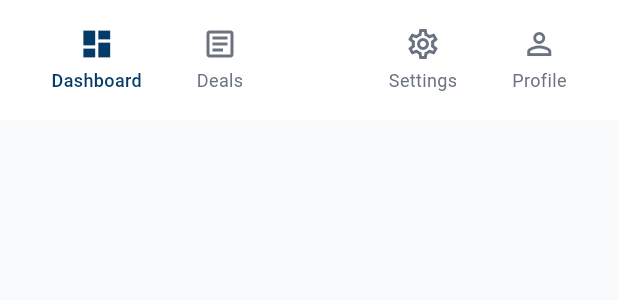
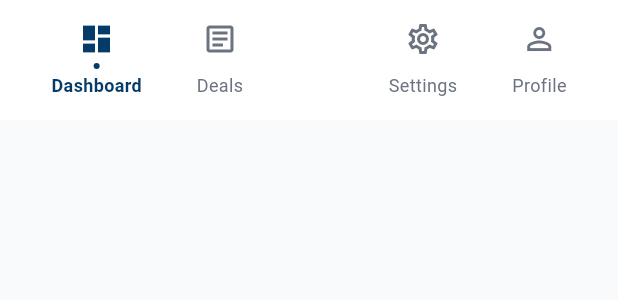
Before and after one commit to niiodartey-tt/suresend, a Flutter app: the CustomBottomNav widget shown alone on an empty page, opened directly with empty values, on a phone screen of 412 x 824 dp. Shown: the top 300 px of the screen. Run offline on Flutter 3.47's test engine with Material 3 defaults, Android fonts, the phone set to English and light mode, and no system bars; our stand-ins replace flutter_secure_storage, google_fonts, pinput, share_plus, shared_preferences; accounts and stored records are empty; Roboto replaces fonts that are missing (Lexend Deca).

Commit message:
Add bottom nav updates, currency/language guide, and final requirements summary
Bottom Navigation Bar Updates (Requirement #4):
- Add dot indicator below active tab
- Make active icon bold (weight: 700)
- Enhanced visual feedback for active state
- File: mobile/lib/shared/components/custom_bottom_nav.dart

Currency & Language Implementation Guide:
- Complete currency provider implementation
- Real-time exchange rate fetching (GHS, USD, GBP)
- Currency selector widget
- Language provider & localization setup
- Translation files structure (EN, FR, ES)
- Integration steps and usage examples
- File: CURRENCY_LANGUAGE_IMPLEMENTATION.md

Final Requirements Summary:
- Comprehensive checklist of all 14 requirements
- Implementation status for each feature
- Quick wins vs backend-required features
- Priority implementation order
- Code examples for remaining features
- Search bars, autocomplete, file upload, typing indicators
- Real-time chat implementation guide
- File: FINAL_REQUIREMENTS_SUMMARY.md

All documentation complete and ready for systematic implementation!

```diff
--- a/mobile/lib/shared/components/custom_bottom_nav.dart
+++ b/mobile/lib/shared/components/custom_bottom_nav.dart
@@ -43,17 +43,34 @@ class CustomBottomNav extends StatelessWidget {
           mainAxisSize: MainAxisSize.min,
           mainAxisAlignment: MainAxisAlignment.center,
           children: [
+            // Icon with bold weight when active
             Icon(
               isSelected ? activeIcon : icon,
               color: isSelected ? AppColors.primary : AppColors.textMuted,
               size: 24,
+              weight: isSelected ? 700 : 400, // Bold icon when active
             ),
             const SizedBox(height: 4),
+
+            // Dot indicator below active tab
+            if (isSelected)
+              Container(
+                width: 4,
+                height: 4,
+                decoration: const BoxDecoration(
+                  color: AppColors.primary,
+                  shape: BoxShape.circle,
+                ),
+              )
+            else
+              const SizedBox(height: 4),
+
+            const SizedBox(height: 2),
             Text(
               label,
               style: TextStyle(
                 fontSize: 12,
-                fontWeight: isSelected ? FontWeight.w500 : FontWeight.w400,
+                fontWeight: isSelected ? FontWeight.w600 : FontWeight.w400,
                 color: isSelected ? AppColors.primary : AppColors.textMuted,
               ),
             ),
```
Also changed, not shown: 2 other files.
